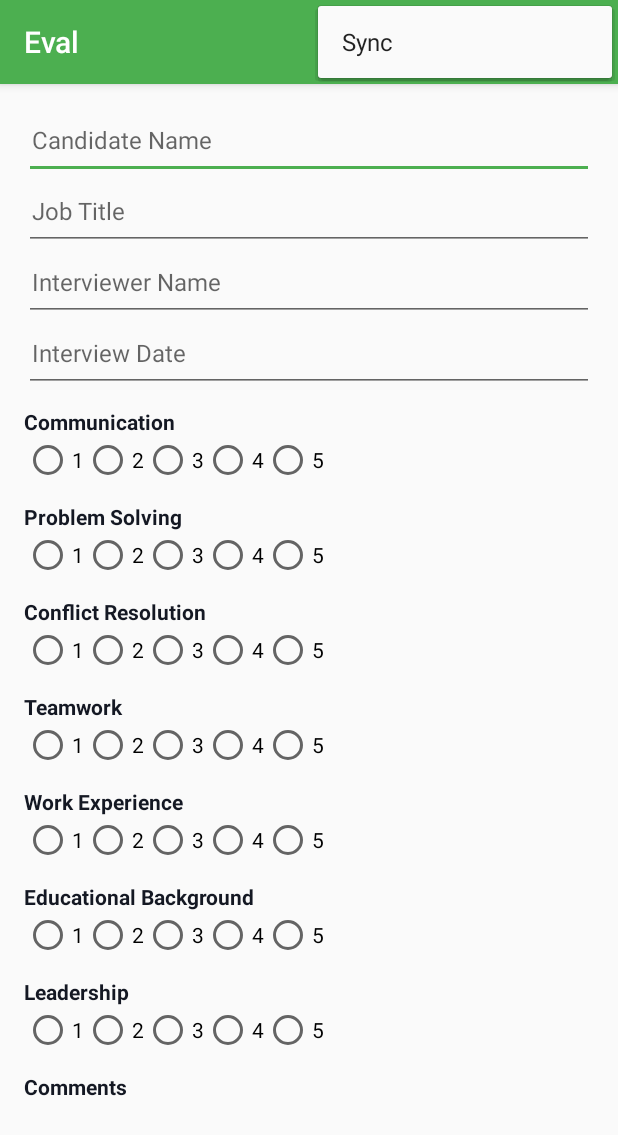
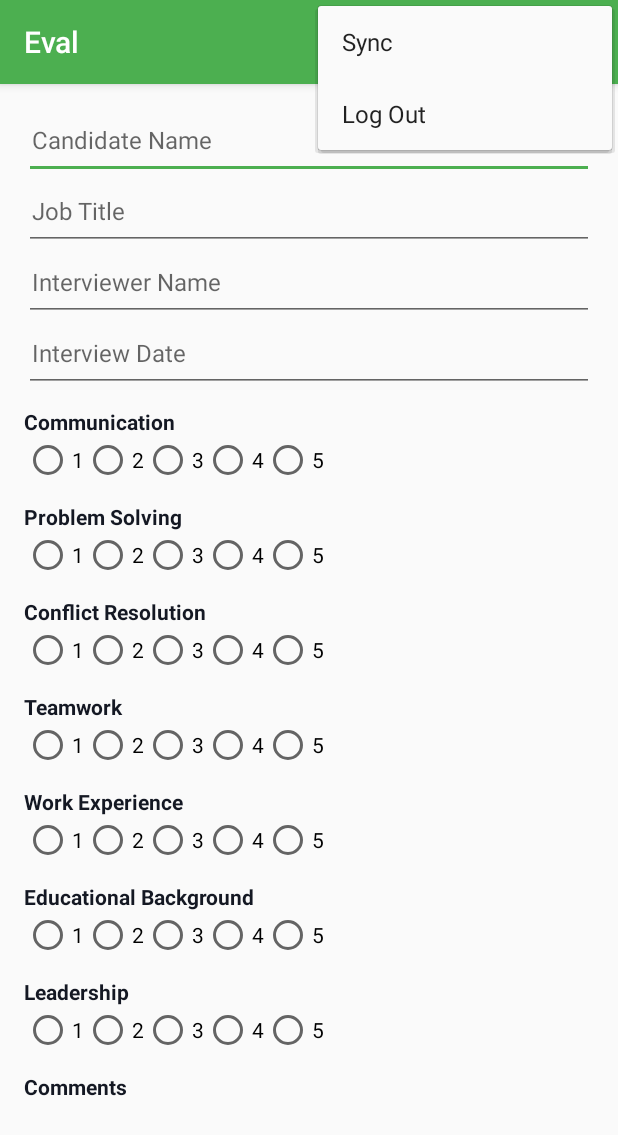
Before and after one commit to jenlesamuel/eval, an Android app: the EvaluationActivity screen opened directly, with no data from a screen before it, with the options menu open, on a phone screen of 412 x 824 dp. Shown: the top 1135 px of the screen. Run offline under Robolectric (Android 15) with nearby library versions, the phone set to English and light mode, and no system bars.

Commit message:
Added logout functionality

```diff
--- a/app/src/main/java/com/jenle/interviewapp/login/presenter/LoginPresenter.java
+++ b/app/src/main/java/com/jenle/interviewapp/login/presenter/LoginPresenter.java
@@ -101,7 +101,7 @@ public class LoginPresenter implements LoginContract.Presenter {
             public void onErrorResponse(VolleyError error){
 
                 loginView.closeProgress();
-
+                loginView.redirectToEvaluation();
                 String loginError =  appContext.getString(R.string.login_error);
                 loginView.showMessage(appContext, loginError);
                 Log.d(TAG, statusCode+ error.getMessage());
--- a/app/src/main/res/menu/main.xml
+++ b/app/src/main/res/menu/main.xml
@@ -6,4 +6,9 @@
         android:title="@string/sync"
         app:showAsAction="never" />
 
+    <item
+        android:id="@+id/logout"
+        android:title="@string/logout"
+        app:showAsAction="never" />
+
 </menu>
--- a/app/src/main/res/values/strings.xml
+++ b/app/src/main/res/values/strings.xml
@@ -30,6 +30,7 @@
     <string name="username">Username</string>
     <string name="password">Password</string>
     <string name="login">Log In</string>
+    <string name="logout">Log Out</string>
     <string name="email">Email</string>
     <string name="login_credentials_error">Invalid username/password</string>
     <string name="login_error">A Network error occurred, Please try again</string>
--- a/app/src/main/res/values/styles.xml
+++ b/app/src/main/res/values/styles.xml
@@ -10,6 +10,7 @@
 
     <style name="LoginTheme" parent = "Theme.AppCompat.Light.NoActionBar">
         <item name="android:windowBackground">@color/interviewColorPrimary</item>
+        <item name="colorPrimaryDark">@color/interviewColorPrimaryDark</item>
         <item name="colorAccent">@color/colorAccent</item>
     </style>
 
```
Also changed, not shown: app/src/main/java/com/jenle/interviewapp/Utils.java (+9 -0 lines), app/src/main/java/com/jenle/interviewapp/evaluate/view/EvaluationActivity.java (+12 -0 lines).
